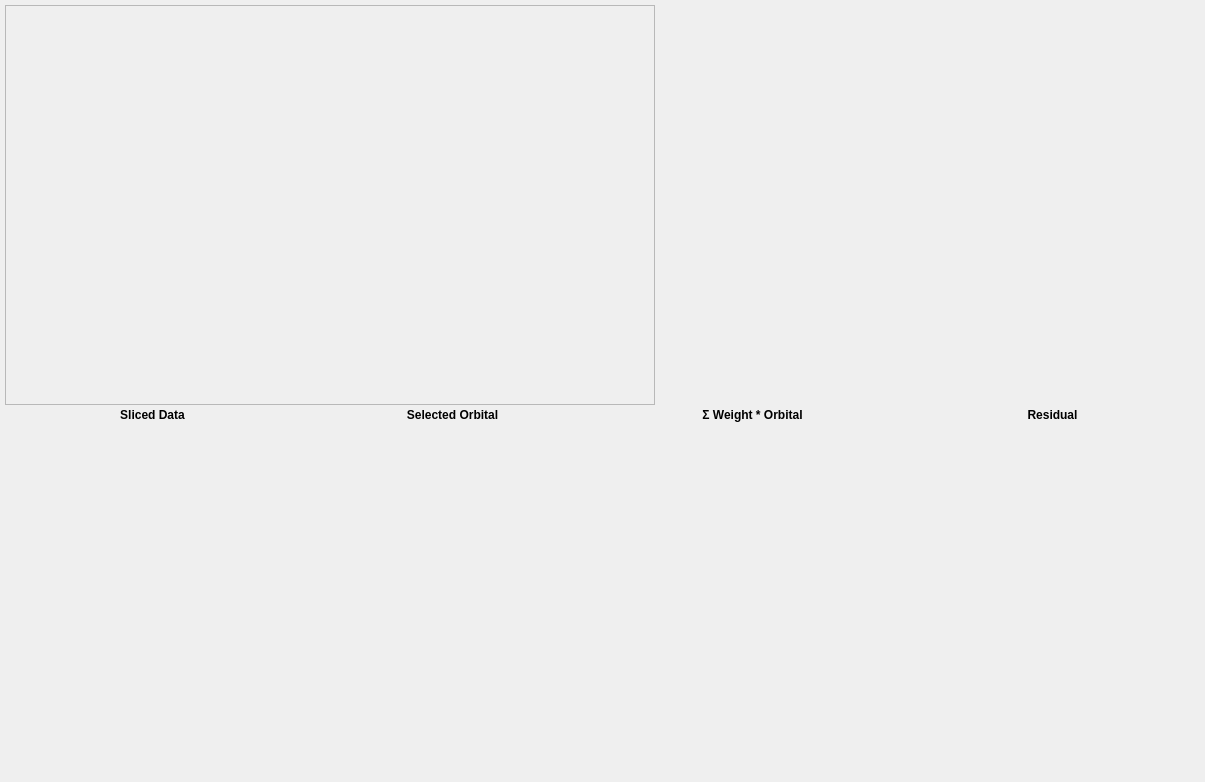
Before: the Qt Designer form kmap/ui/lmfittab.ui in brands-d/kMap, drawn with Qt 5.
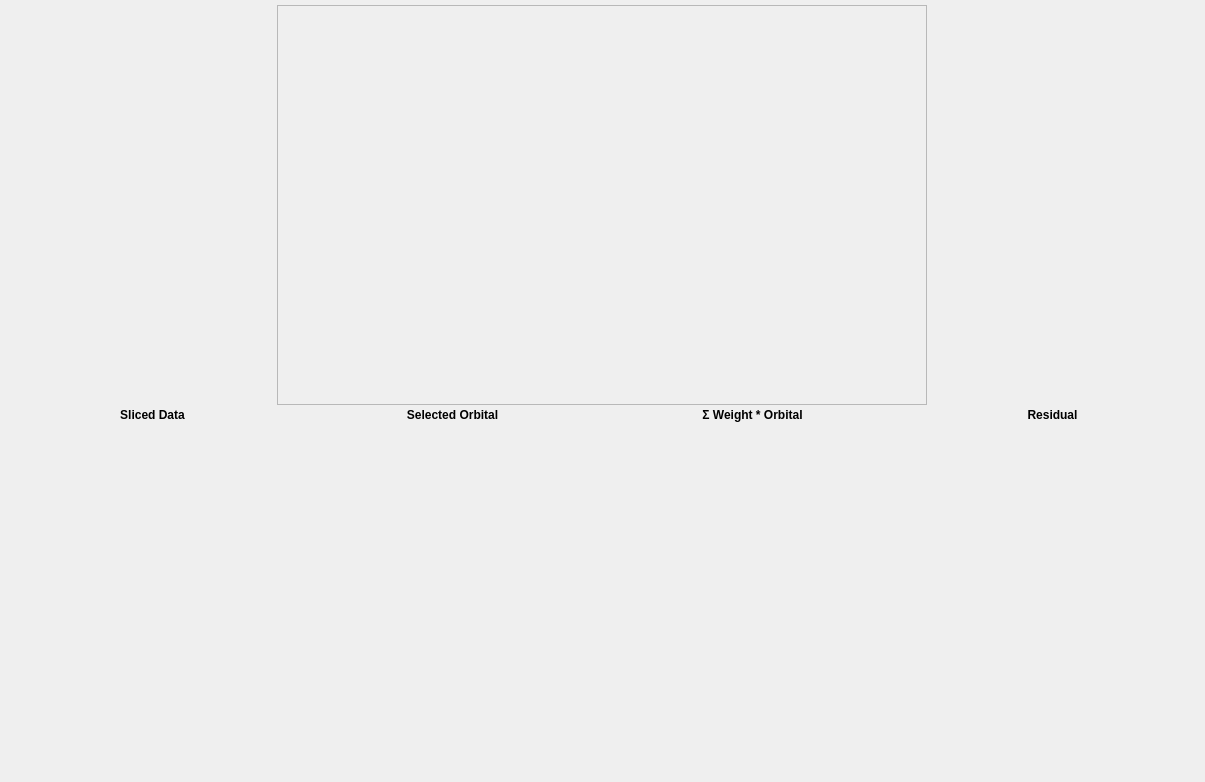
After: the same form once the commit is applied. Custom widgets are drawn as their Qt base class.

Patch:
```diff
--- a/kmap/ui/lmfittab.ui
+++ b/kmap/ui/lmfittab.ui
@@ -84,16 +84,6 @@
        </widget>
       </widget>
      </item>
-     <item>
-      <widget class="QWidget" name="tree" native="true">
-       <property name="sizePolicy">
-        <sizepolicy hsizetype="Preferred" vsizetype="Expanding">
-         <horstretch>0</horstretch>
-         <verstretch>0</verstretch>
-        </sizepolicy>
-       </property>
-      </widget>
-     </item>
     </layout>
    </item>
    <item>
```
Left out of the diff: 12 changed lines with no effect on the pictures.
